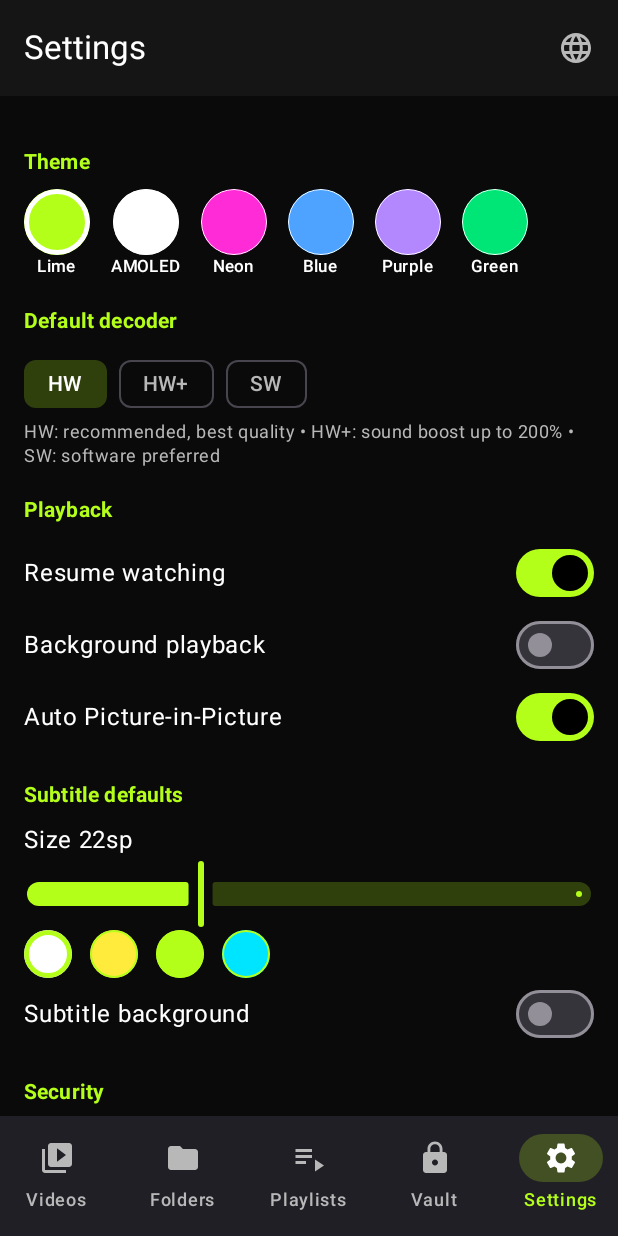
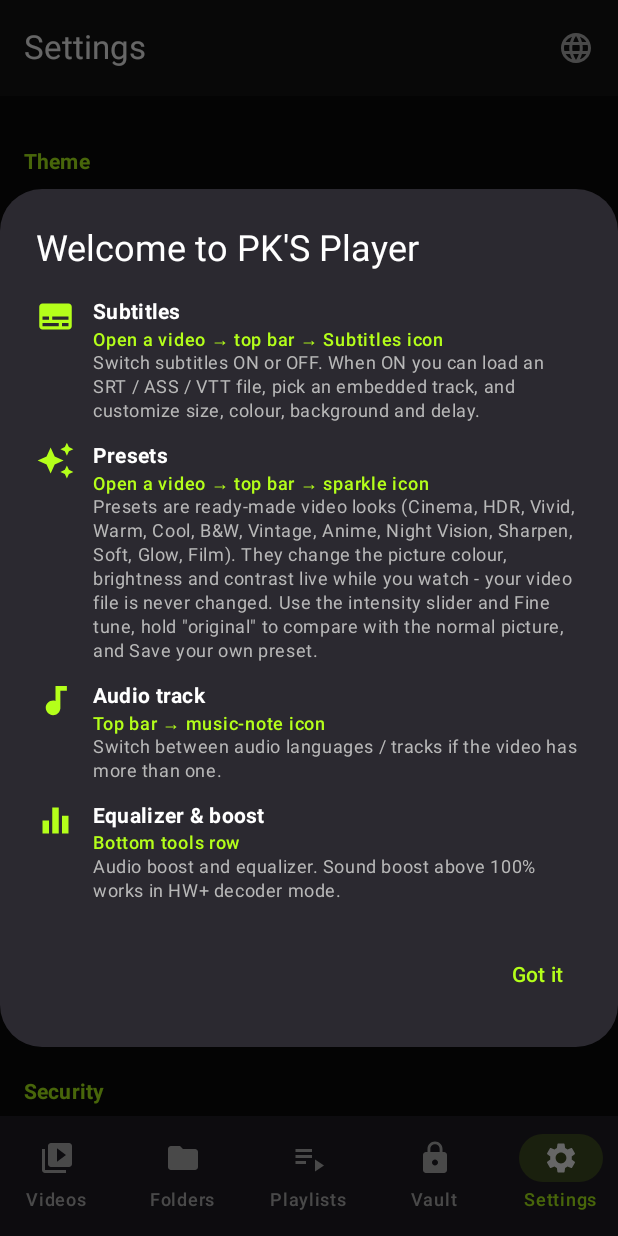
Before and after one commit to cyrus4040/PKSPlayer, an Android app built with Jetpack Compose: the screen it shows after launch (MainActivity), item 5 of the bottom bar chosen, on a phone screen of 412 x 824 dp. Run offline under Robolectric (Android 15) with nearby library versions, the phone set to English and light mode, and no system bars; libraries missing offline, so code that uses them is left out: coil.decode; pictures from the network do not load; 1 statement that could not run was skipped.

Commit message:
Add files via upload

```diff
--- /dev/null
+++ b/app/src/main/java/com/poros/player/Guide.kt
@@ -0,0 +1,108 @@
+package com.poros.player
+
+import androidx.compose.foundation.background
+import androidx.compose.foundation.clickable
+import androidx.compose.foundation.layout.*
+import androidx.compose.foundation.rememberScrollState
+import androidx.compose.foundation.shape.RoundedCornerShape
+import androidx.compose.foundation.verticalScroll
+import androidx.compose.material.icons.Icons
+import androidx.compose.material.icons.filled.*
+import androidx.compose.material3.*
+import androidx.compose.runtime.Composable
+import androidx.compose.ui.Alignment
+import androidx.compose.ui.Modifier
+import androidx.compose.ui.graphics.Color
+import androidx.compose.ui.graphics.vector.ImageVector
+import androidx.compose.ui.text.font.FontWeight
+import androidx.compose.ui.unit.dp
+
+private data class GuideEntry(val icon: ImageVector, val title: String, val place: String, val body: String)
+
+private val GUIDE = listOf(
+    GuideEntry(
+        Icons.Default.Subtitles, "Subtitles", "Open a video → top bar → Subtitles icon",
+        "Switch subtitles ON or OFF. When ON you can load an SRT / ASS / VTT file, pick an embedded track, " +
+            "and customize size, colour, background and delay."
+    ),
+    GuideEntry(
+        Icons.Default.AutoAwesome, "Presets", "Open a video → top bar → sparkle icon",
+        "Presets are ready-made video looks (Cinema, HDR, Vivid, Warm, Cool, B&W, Vintage, Anime, Night Vision, " +
+            "Sharpen, Soft, Glow, Film). They change the picture colour, brightness and contrast live while you watch - " +
+            "your video file is never changed. Use the intensity slider and Fine tune, hold \"original\" to compare " +
+            "with the normal picture, and Save your own preset."
+    ),
+    GuideEntry(
+        Icons.Default.Audiotrack, "Audio track", "Top bar → music-note icon",
+        "Switch between audio languages / tracks if the video has more than one."
+    ),
+    GuideEntry(
+        Icons.Default.Equalizer, "Equalizer & boost", "Bottom tools row",
+        "Audio boost and equalizer. Sound boost above 100% works in HW+ decoder mode."
+    )
+)
+
+@Composable
+private fun GuideList(titleColor: Color, textColor: Color, whereColor: Color) {
+    GUIDE.forEachIndexed { i, g ->
+        if (i > 0) Spacer(Modifier.height(12.dp))
+        Row(verticalAlignment = Alignment.Top) {
+            Icon(g.icon, contentDescription = null, tint = whereColor, modifier = Modifier.size(26.dp))
+            Spacer(Modifier.width(12.dp))
+            Column {
+                Text(g.title, color = titleColor, fontWeight = FontWeight.Bold)
+                Text(g.place, color = whereColor, style = MaterialTheme.typography.labelMedium)
+                Text(g.body, color = textColor, style = MaterialTheme.typography.bodySmall)
+            }
+        }
+    }
+}
+
+/** Shown once after install (and from Settings → Quick guide): where Subtitles / Presets are and what they do. */
+@Composable
+fun GuideDialog(onDismiss: () -> Unit) {
+    AlertDialog(
+        onDismissRequest = onDismiss,
+        title = { Text("Welcome to PK'S Player") },
+        text = {
+            Column(Modifier.verticalScroll(rememberScrollState())) {
+                GuideList(
+                    titleColor = MaterialTheme.colorScheme.onSurface,
+                    textColor = MaterialTheme.colorScheme.onSurfaceVariant,
+                    whereColor = MaterialTheme.colorScheme.primary
+                )
+            }
+        },
+        confirmButton = { TextButton(onClick = onDismiss) { Text("Got it") } }
+    )
+}
+
+/** First time the player opens: dims the screen and explains the top-bar icons. Blocks gestures until dismissed. */
+@Composable
+fun PlayerCoach(onDone: () -> Unit) {
+    Box(
+        Modifier.fillMaxSize().background(Color(0xCC000000)).clickable(
+            indication = null,
+            interactionSource = androidx.compose.runtime.remember { androidx.compose.foundation.interaction.MutableInteractionSource() }
+        ) { },
+        contentAlignment = Alignment.Center
+    ) {
+        Column(
+            Modifier.fillMaxWidth(0.92f).widthIn(max = 460.dp).heightIn(max = 330.dp)
+                .background(Color(0xFF151515), RoundedCornerShape(16.dp)).padding(16.dp)
+        ) {
+            Text("Where is what?", color = Color.White, style = MaterialTheme.typography.titleMedium,
+                fontWeight = FontWeight.Bold)
+            Spacer(Modifier.height(8.dp))
+            Column(Modifier.weight(1f, fill = false).verticalScroll(rememberScrollState())) {
+                GuideList(
+                    titleColor = Color.White,
+                    textColor = Color(0xFFCCCCCC),
+                    whereColor = MaterialTheme.colorScheme.primary
+                )
+            }
+            Spacer(Modifier.height(8.dp))
+            Button(onClick = onDone, modifier = Modifier.align(Alignment.End)) { Text("Got it") }
+        }
+    }
+}
--- a/app/src/main/java/com/poros/player/MainActivity.kt
+++ b/app/src/main/java/com/poros/player/MainActivity.kt
@@ -79,6 +79,7 @@ fun App() {
     var playlist by remember { mutableStateOf<String?>(null) }
     var showAbout by remember { mutableStateOf(false) }
     var showStream by remember { mutableStateOf(false) }
+    var showGuide by remember { mutableStateOf(!st.bool("guide_v1", false)) }
     var searching by remember { mutableStateOf(false) }
     var query by remember { mutableStateOf("") }
     var vaultUnlocked by remember { mutableStateOf(false) }
@@ -239,6 +240,8 @@ fun App() {
     )
     ops.busy?.let { BusyDialog(it) }
 
+    if (showGuide) GuideDialog { showGuide = false; st.set("guide_v1", true) }
+
     if (showStream) StreamDialog(
         onDismiss = { showStream = false },
         onPlay = { showStream = false; openStream(ctx, it) }
--- a/app/src/main/java/com/poros/player/PlayerActivity.kt
+++ b/app/src/main/java/com/poros/player/PlayerActivity.kt
@@ -144,6 +144,10 @@ class PlayerActivity : ComponentActivity() {
             override fun onAudioSessionIdChanged(audioSessionId: Int) { fx.attach(audioSessionId) }
         })
         fx.attach(exo.audioSessionId)
+        if (!st.bool("subon", true)) {
+            exo.trackSelectionParameters = exo.trackSelectionParameters.buildUpon()
+                .setTrackTypeDisabled(C.TRACK_TYPE_TEXT, true).build()
+        }
 
         val forced = intent.getLongExtra("startPos", -1L)
         val startPos = when {
@@ -227,6 +231,7 @@ class PlayerActivity : ComponentActivity() {
             player.playWhenReady = play
             player.trackSelectionParameters = player.trackSelectionParameters.buildUpon()
                 .setTrackTypeDisabled(C.TRACK_TYPE_TEXT, false).build()
+            st.set("subon", true)
             subUri = uri; subName = name; subDelay = delayMs
         } catch (e: Exception) {
             toast("Subtitle error: ${e.message}")
--- a/app/src/main/java/com/poros/player/Screens.kt
+++ b/app/src/main/java/com/poros/player/Screens.kt
@@ -30,6 +30,9 @@ import androidx.compose.ui.text.style.TextOverflow
 import androidx.compose.ui.unit.dp
 import coil.ImageLoader
 import coil.compose.AsyncImage
+
+/** Title colour of videos that were already played (so they are easy to spot in the list). */
+val PlayedGreen = Color(0xFF90EE90)
 
 @Composable
 fun Center(content: @Composable () -> Unit) {
@@ -120,7 +123,11 @@ fun VideoRow(v: VideoItem, st: Settings, loader: ImageLoader, act: Actions, inVa
         Column(Modifier.weight(1f)) {
             Text(
                 v.title, maxLines = 2, overflow = TextOverflow.Ellipsis, fontWeight = FontWeight.Medium,
-                color = if (selected) primary else Color.Unspecified
+                color = when {
+                    selected -> primary
+                    prog != null -> PlayedGreen
+                    else -> Color.Unspecified
+                }
             )
             Text(
                 "${fmtSize(v.sizeBytes)} • ${v.folder}", style = MaterialTheme.typography.bodySmall,
@@ -350,6 +357,11 @@ fun VaultScreen(videos: List<VideoItem>, st: Settings, loader: ImageLoader, unlo
 fun SettingsScreen(st: Settings, onAbout: () -> Unit) {
     val ctx = LocalContext.current
     var pinDialog by remember { mutableStateOf(false) }
+    var guide by remember { mutableStateOf(false) }
+    val version = remember {
+        try { ctx.packageManager.getPackageInfo(ctx.packageName, 0).versionName ?: "" } catch (e: Exception) { "" }
+    }
+    if (guide) GuideDialog { guide = false }
     if (pinDialog) {
         SetPinPanel("Set / change PIN", onDone = { st.setPin(it); pinDialog = false }, onCancel = { pinDialog = false })
         return
@@ -412,9 +424,10 @@ fun SettingsScreen(st: Settings, onAbout: () -> Unit) {
         OutlinedButton(onClick = { st.clearHistory() }) { Text("Clear watch history") }
 
         SectionTitle("About")
+        OutlinedButton(onClick = { guide = true }, modifier = Modifier.fillMaxWidth()) { Text("Quick guide (Subtitles, Presets...)") }
         OutlinedButton(onClick = onAbout, modifier = Modifier.fillMaxWidth()) { Text("Contact & Support") }
         Spacer(Modifier.height(8.dp))
-        Text("PK'S Player 1.0 • Ad-free", style = MaterialTheme.typography.bodySmall,
+        Text("PK'S Player v$version • Ad-free", style = MaterialTheme.typography.bodySmall,
             color = MaterialTheme.colorScheme.onSurfaceVariant)
     }
 }
```
Also changed, not shown: app/build.gradle.kts (+12 -2 lines), app/src/main/java/com/poros/player/PlayerDialogs.kt (+20 -1 lines), app/src/main/java/com/poros/player/PlayerScreen.kt (+44 -20 lines), 2 other files.
